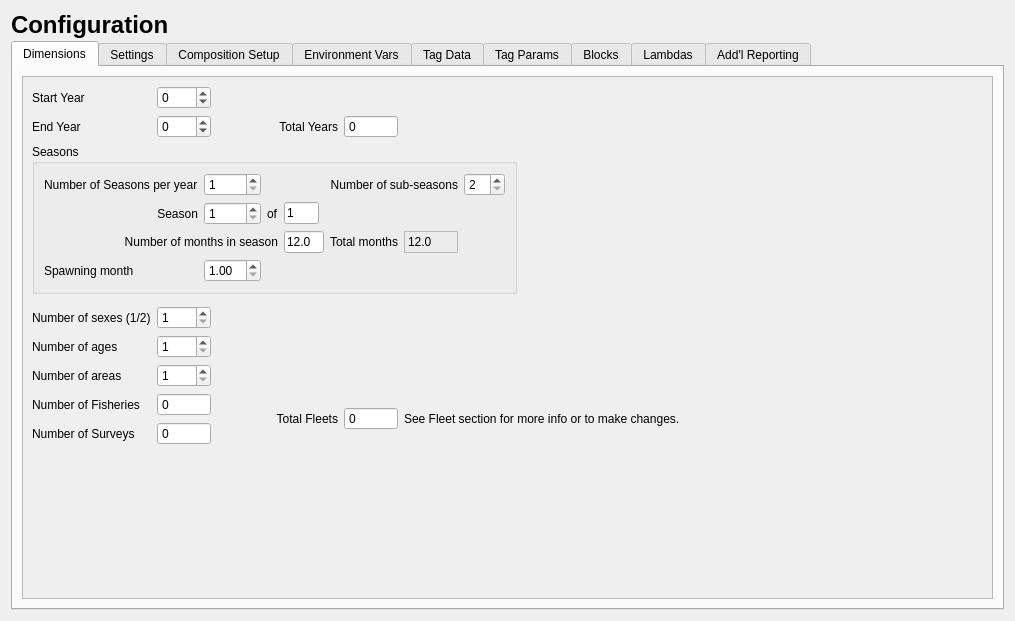
The window that src/data_widget.ui (nmfs-ost/ss3-ssi) describes before a commit, drawn with Qt 5.
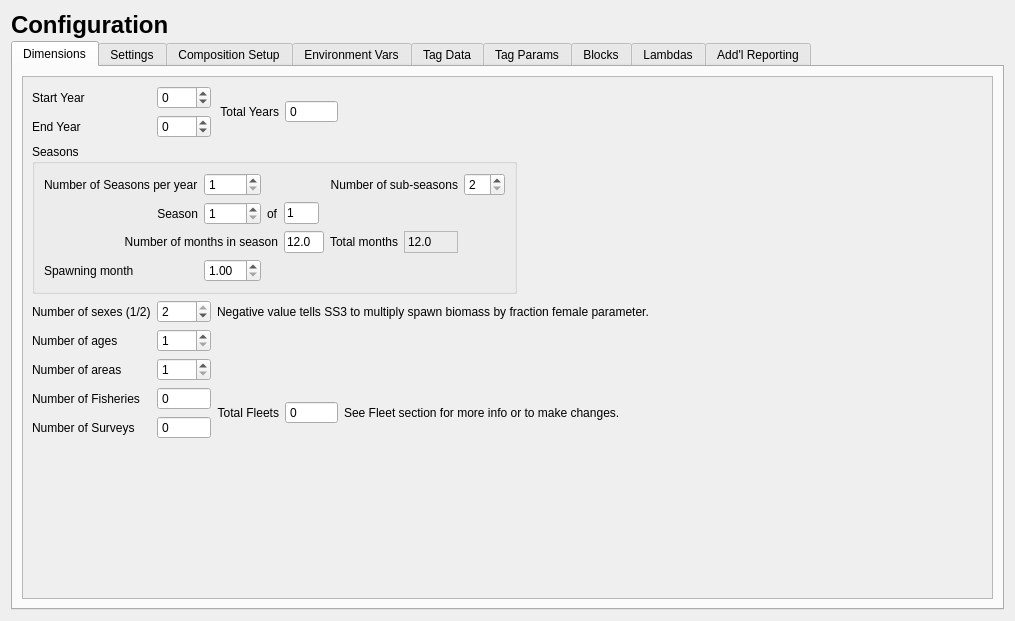
The same window after the commit. The open tabs and pages were chosen to show the change. Icons and pictures are not drawn.

Patch:
```diff
--- a/src/data_widget.ui
+++ b/src/data_widget.ui
@@ -171,11 +171,14 @@
              <item row="5" column="1">
               <widget class="QSpinBox" name="spinBox_num_genders">
                <property name="minimum">
-                <number>1</number>
+                <number>-2</number>
                </property>
                <property name="maximum">
                 <number>2</number>
                </property>
+               <property name="value">
+                <number>2</number>
+               </property>
               </widget>
              </item>
              <item row="6" column="0">
@@ -215,63 +218,14 @@
                </property>
               </widget>
              </item>
-             <item row="3" column="7" rowspan="2">
-              <spacer name="horizontalSpacer_dimen_seas">
-               <property name="orientation">
-                <enum>Qt::Horizontal</enum>
-               </property>
-               <property name="sizeHint" stdset="0">
-                <size>
-                 <width>40</width>
-                 <height>20</height>
-                </size>
-               </property>
-              </spacer>
-             </item>
-             <item row="1" column="3">
-              <widget class="QLabel" name="label_year_total">
+             <item row="5" column="2" colspan="6">
+              <widget class="QLabel" name="label_num_genders_info">
                <property name="text">
-                <string>Total Years</string>
+                <string>Negative value tells SS3 to multiply spawn biomass by fraction female parameter.</string>
                </property>
-               <property name="alignment">
-                <set>Qt::AlignRight|Qt::AlignTrailing|Qt::AlignVCenter</set>
-               </property>
               </widget>
              </item>
-             <item row="1" column="4">
-              <widget class="QSpinBox" name="spinBox_year_total">
-               <property name="readOnly">
-                <bool>true</bool>
-               </property>
-               <property name="buttonSymbols">
-                <enum>QAbstractSpinBox::NoButtons</enum>
-               </property>
-               <property name="maximum">
-                <number>200</number>
-               </property>
-              </widget>
-             </item>
-             <item row="8" column="4" rowspan="2">
-              <widget class="QSpinBox" name="spinBox_total_fleets">
-               <property name="readOnly">
-                <bool>true</bool>
-               </property>
-               <property name="buttonSymbols">
-                <enum>QAbstractSpinBox::NoButtons</enum>
-               </property>
-              </widget>
-             </item>
-             <item row="8" column="3" rowspan="2">
-              <widget class="QLabel" name="label_total_fleets">
-               <property name="text">
-                <string>Total Fleets</string>
-               </property>
-               <property name="alignment">
-                <set>Qt::AlignRight|Qt::AlignTrailing|Qt::AlignVCenter</set>
-               </property>
-              </widget>
-             </item>
-             <item row="3" column="0" colspan="7">
+             <item row="2" column="0" rowspan="3" colspan="7">
               <widget class="QGroupBox" name="groupBox_seasons">
                <property name="title">
                 <string>Seasons</string>
@@ -439,7 +393,63 @@
                </layout>
               </widget>
              </item>
-             <item row="8" column="5" rowspan="2" colspan="3">
+             <item row="3" column="7">
+              <spacer name="horizontalSpacer_dimen_seas">
+               <property name="orientation">
+                <enum>Qt::Horizontal</enum>
+               </property>
+               <property name="sizeHint" stdset="0">
+                <size>
+                 <width>40</width>
+                 <height>20</height>
+                </size>
+               </property>
+              </spacer>
+             </item>
+             <item row="0" column="2" rowspan="2">
+              <widget class="QLabel" name="label_year_total">
+               <property name="text">
+                <string>Total Years</string>
+               </property>
+               <property name="alignment">
+                <set>Qt::AlignRight|Qt::AlignTrailing|Qt::AlignVCenter</set>
+               </property>
+              </widget>
+             </item>
+             <item row="0" column="3" rowspan="2">
+              <widget class="QSpinBox" name="spinBox_year_total">
+               <property name="readOnly">
+                <bool>true</bool>
+               </property>
+               <property name="buttonSymbols">
+                <enum>QAbstractSpinBox::NoButtons</enum>
+               </property>
+               <property name="maximum">
+                <number>200</number>
+               </property>
+              </widget>
+             </item>
+             <item row="8" column="2" rowspan="2">
+              <widget class="QLabel" name="label_total_fleets">
+               <property name="text">
+                <string>Total Fleets</string>
+               </property>
+               <property name="alignment">
+                <set>Qt::AlignRight|Qt::AlignTrailing|Qt::AlignVCenter</set>
+               </property>
+              </widget>
+             </item>
+             <item row="8" column="3" rowspan="2">
+              <widget class="QSpinBox" name="spinBox_total_fleets">
+               <property name="readOnly">
+                <bool>true</bool>
+               </property>
+               <property name="buttonSymbols">
+                <enum>QAbstractSpinBox::NoButtons</enum>
+               </property>
+              </widget>
+             </item>
+             <item row="8" column="4" rowspan="2" colspan="4">
               <widget class="QLabel" name="label_fleetinfo">
                <property name="text">
                 <string>See Fleet section for more info or to make changes.</string>
```
Left out of the diff: 148 changed lines with no effect on the pictures.
